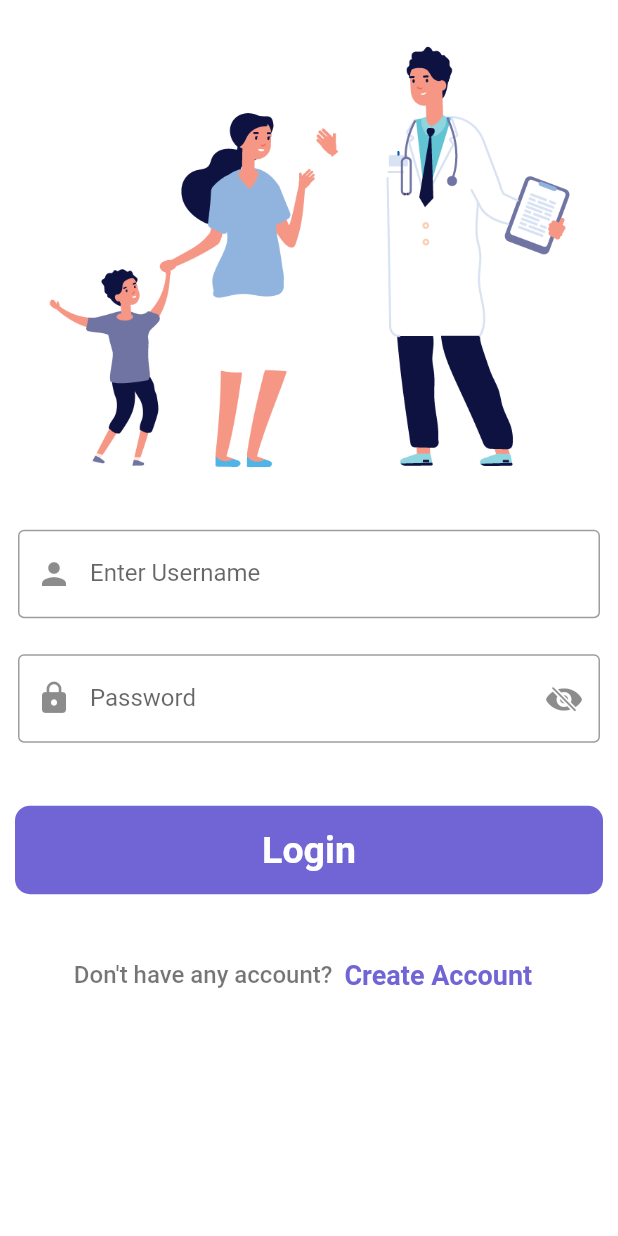
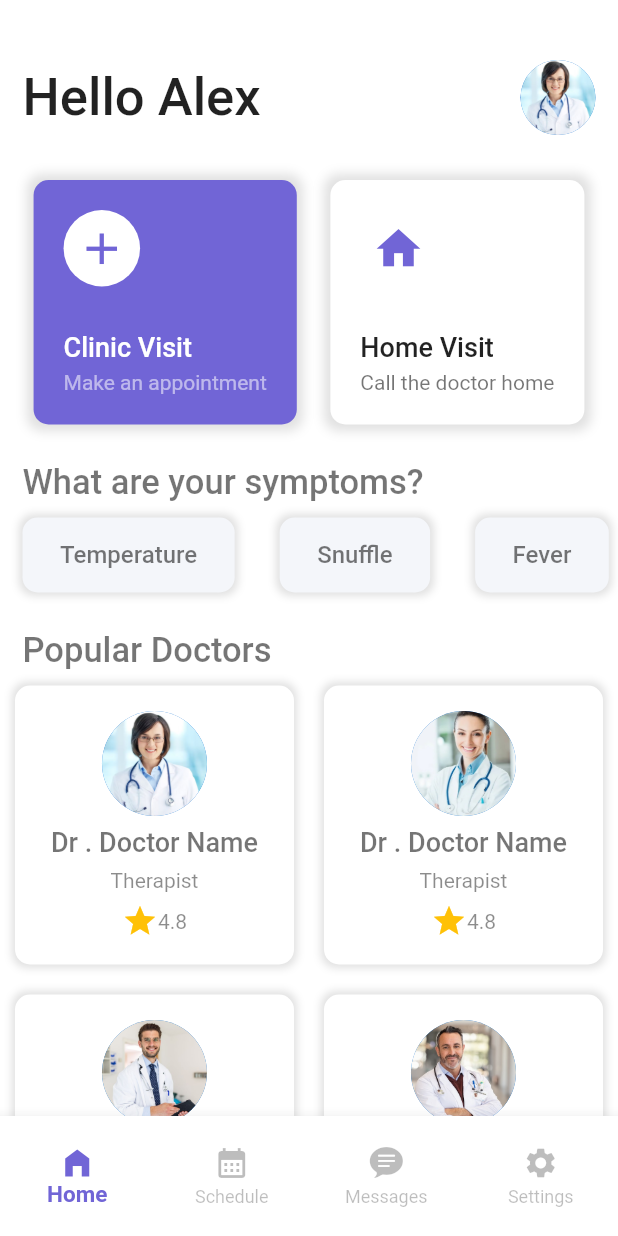
Before and after one commit to Mohamed-Oulkadi/mydoc, a Flutter app: the screen it shows after launch, after a tap on "Get Started", on a phone screen of 412 x 824 dp. Run offline on Flutter 3.47's test engine with Material 2 defaults, Android fonts, the light colour scheme and no system bars.

Commit message:
added home and doctor infos

```diff
--- a/lib/main.dart
+++ b/lib/main.dart
@@ -1,5 +1,7 @@
 import 'package:flutter/material.dart';
+import 'package:mydoc/screens/home_screen.dart';
 import 'package:mydoc/screens/welcome_screen.dart';
+import 'package:mydoc/widgets/navbar_roots.dart';
 
 void main() {
   runApp( MyApp());
--- /dev/null
+++ b/lib/screens/home_screen.dart
@@ -0,0 +1,283 @@
+import 'package:flutter/material.dart';
+import 'package:mydoc/screens/appointment_screen.dart';
+
+class HomeScreen extends StatelessWidget {
+  List Symptoms = [
+    "Temperature",
+    "Snuffle",
+    "Fever",
+    "Caugh",
+    "Cold",
+  ];
+
+  List imgs = [
+    "doctor1.jpg",
+    "doctor2.jpg",
+    "doctor3.jpg",
+    "doctor4.jpg",
+  ];
+
+  @override
+  Widget build(BuildContext context) {
+    return SingleChildScrollView(
+        padding: EdgeInsets.only(top: 40),
+        child: Column(
+          crossAxisAlignment: CrossAxisAlignment.start,
+          children: [
+            Padding(
+              padding: EdgeInsets.symmetric(horizontal: 15),
+              child: Row(
+                mainAxisAlignment: MainAxisAlignment.spaceBetween,
+                children: [
+                  Text(
+                    "Hello Alex",
+                    style: TextStyle(
+                      fontSize: 35,
+                      fontWeight: FontWeight.w500,
+                    ),
+                  ),
+                  CircleAvatar(
+                    radius: 25,
+                    backgroundImage: AssetImage("images/doctor1.jpg"),
+                  )
+                ],
+              ),
+            ),
+            SizedBox(height: 30),
+            Row(
+              mainAxisAlignment: MainAxisAlignment.spaceEvenly,
+              children: [
+                InkWell(
+                  onTap: () {},
+                  child: Container(
+                    padding: EdgeInsets.all(20),
+                    decoration: BoxDecoration(
+                        color: Color(0xFF7165D6),
+                        borderRadius: BorderRadius.circular(10),
+                        boxShadow: [
+                          BoxShadow(
+                            color: Colors.black12,
+                            blurRadius: 6,
+                            spreadRadius: 4,
+                          )
+                        ]),
+                    child: Column(
+                      crossAxisAlignment: CrossAxisAlignment.start,
+                      children: [
+                        Container(
+                          padding: EdgeInsets.all(8),
+                          decoration: BoxDecoration(
+                            color: Colors.white,
+                            shape: BoxShape.circle,
+                          ),
+                          child: Icon(
+                            Icons.add,
+                            color: Color(0xFF7165D6),
+                            size: 35,
+                          ),
+                        ),
+                        SizedBox(height: 30),
+                        Text(
+                          "Clinic Visit",
+                          style: TextStyle(
+                            fontSize: 18,
+                            color: Colors.white,
+                            fontWeight: FontWeight.w500,
+                          ),
+                        ),
+                        SizedBox(height: 5),
+                        Text(
+                          "Make an appointment",
+                          style: TextStyle(
+                            color: Colors.white54,
+                          ),
+                        )
+                      ],
+                    ),
+                  ),
+                ),
+                InkWell(
+                  onTap: () {},
+                  child: Container(
+                    padding: EdgeInsets.all(20),
+                    decoration: BoxDecoration(
+                        color: Colors.white,
+                        borderRadius: BorderRadius.circular(10),
+                        boxShadow: [
+                          BoxShadow(
+                            color: Colors.black12,
+                            blurRadius: 6,
+                            spreadRadius: 4,
+                          )
+                        ]),
+                    child: Column(
+                      crossAxisAlignment: CrossAxisAlignment.start,
+                      children: [
+                        Container(
+                          padding: EdgeInsets.all(8),
+                          decoration: BoxDecoration(
+                            color: Colors.white,
+                            shape: BoxShape.circle,
+                          ),
+                          child: Icon(
+                            Icons.home,
+                            color: Color(0xFF7165D6),
+                            size: 35,
+                          ),
+                        ),
+                        SizedBox(height: 30),
+                        Text(
+                          "Home Visit",
+                          style: TextStyle(
+                            fontSize: 18,
+                            //color: Colors.black,
+                            fontWeight: FontWeight.w500,
+                          ),
+                        ),
+                        SizedBox(height: 5),
+                        Text(
+                          "Call the doctor home",
+                          style: TextStyle(
+                            color: Colors.black54,
+                          ),
+                        )
+                      ],
+                    ),
+                  ),
+                ),
+              ],
+            ),
+            SizedBox(height: 25),
+            Padding(
+              padding: EdgeInsets.only(left: 15),
+              child: Text(
+                "What are your symptoms?",
+                style: TextStyle(
+                  fontSize: 23,
+                  fontWeight: FontWeight.w500,
+                  color: Colors.black54,
+                ),
+              ),
+            ),
+            SizedBox(
+              height: 70,
+              child: ListView.builder(
+                shrinkWrap: true,
+                scrollDirection: Axis.horizontal,
+                itemCount: Symptoms.length,
+                itemBuilder: (context, index) {
+                  return Container(
+                    margin: EdgeInsets.symmetric(vertical: 10, horizontal: 15),
+                    padding: EdgeInsets.symmetric(horizontal: 25),
+                    decoration: BoxDecoration(
+                        color: Color(0xFFF4F6FA),
+                        borderRadius: BorderRadius.circular(10),
+                        boxShadow: [
+                          BoxShadow(
+                            color: Colors.black12,
+                            blurRadius: 4,
+                            spreadRadius: 2,
+                          )
+                        ]),
+                    child: Center(
+                      child: Text(
+                        Symptoms[index],
+                        style: TextStyle(
+                          fontSize: 16,
+                          fontWeight: FontWeight.w500,
+                          color: Colors.black54,
+                        ),
+                      ),
+                    ),
+                  );
+                },
+              ),
+            ),
+            SizedBox(height: 15),
+            Padding(
+              padding: EdgeInsets.only(left: 15),
+              child: Text(
+                "Popular Doctors",
+                style: TextStyle(
+                  fontSize: 23,
+                  fontWeight: FontWeight.w500,
+                  color: Colors.black54,
+                ),
+              ),
+            ),
+            GridView.builder(
+              gridDelegate: SliverGridDelegateWithFixedCrossAxisCount(
+                crossAxisCount: 2,
+              ),
+              itemCount: 4,
+              shrinkWrap: true,
+              physics: NeverScrollableScrollPhysics(),
+              itemBuilder: (context, index) {
+                return InkWell(
+                  onTap: () {
+                    Navigator.push(
+                        context,
+                        MaterialPageRoute(
+                            builder: (context) => AppointmentScreen(),
+                            ));
+                  },
+                  child: Container(
+                    margin: EdgeInsets.all(10),
+                    padding: EdgeInsets.symmetric(vertical: 10),
+                    decoration: BoxDecoration(
+                        color: Colors.white,
+                        borderRadius: BorderRadius.circular(10),
+                        boxShadow: [
+                          BoxShadow(
+                            color: Colors.black12,
+                            blurRadius: 4,
+                            spreadRadius: 2,
+                          )
+                        ]),
+                    child: Column(
+                      mainAxisAlignment: MainAxisAlignment.spaceEvenly,
+                      children: [
+                        CircleAvatar(
+                          radius: 35,
+                          backgroundImage: AssetImage("images/${imgs[index]}"),
+                        ),
+                        Text(
+                          "Dr . Doctor Name",
+                          style: TextStyle(
+                            fontSize: 18,
+                            fontWeight: FontWeight.w500,
+                            color: Colors.black54,
+                          ),
+                        ),
+                        Text(
+                          "Therapist",
+                          style: TextStyle(
+                            color: Colors.black45,
+                          ),
+                        ),
+                        Row(
+                          mainAxisSize: MainAxisSize.min,
+                          mainAxisAlignment: MainAxisAlignment.center,
+                          children: [
+                            Icon(
+                              Icons.star,
+                              color: Colors.amber,
+                            ),
+                            Text(
+                              "4.8",
+                              style: TextStyle(
+                                color: Colors.black45,
+                              ),
+                            )
+                          ],
+                        )
+                      ],
+                    ),
+                  ),
+                );
+              },
+            ),
+          ],
+        ));
+  }
+}
--- a/lib/screens/welcome_screen.dart
+++ b/lib/screens/welcome_screen.dart
@@ -1,5 +1,7 @@
 import 'package:flutter/material.dart';
 import 'package:mydoc/screens/auth/login_screen.dart';
+
+import '../widgets/navbar_roots.dart';
 
 class WelcomeScreen extends StatelessWidget {
   @override
@@ -45,7 +47,7 @@ class WelcomeScreen extends StatelessWidget {
                     onTap:() {
                       Navigator.push(context,
                        MaterialPageRoute(
-                        builder: (context) =>LoginScreen(),
+                        builder: (context) =>NavBarRoots(),
                       ));
                     },
                     child: Padding(padding: EdgeInsets.symmetric(vertical: 15,horizontal: 40),
--- /dev/null
+++ b/lib/widgets/navbar_roots.dart
@@ -0,0 +1,58 @@
+import 'package:flutter/cupertino.dart';
+import 'package:flutter/material.dart';
+import 'package:mydoc/screens/home_screen.dart';
+
+class NavBarRoots extends StatefulWidget {
+  @override
+  State<NavBarRoots> createState() => _NavBarRootsState();
+}
+
+class _NavBarRootsState extends State<NavBarRoots> {
+  int _selectedIndex = 0;
+  final _screens = [
+    HomeScreen(),
+    Container(),
+    Container(),
+    Container(),
+  ];
+
+
+@override
+Widget build(BuildContext context) {
+  return Scaffold(
+    backgroundColor: Colors.white,
+    body: _screens[_selectedIndex],
+    bottomNavigationBar: Container(
+      height: 80,
+      child: BottomNavigationBar(
+        backgroundColor: Colors.white,
+        type: BottomNavigationBarType.fixed,
+        selectedItemColor: Color(0xFF7165D6),
+        unselectedItemColor : Colors.black26,
+        selectedLabelStyle:
+            TextStyle(fontWeight: FontWeight.bold, fontSize: 15),
+        currentIndex: _selectedIndex,
+        onTap: (index) {
+          setState(() {
+            _selectedIndex = index;
+          });
+        },
+        items: [
+          BottomNavigationBarItem(icon: Icon(Icons.home_filled),
+          label: "Home",
+          ),
+          BottomNavigationBarItem(icon: Icon(Icons.calendar_month),
+          label: "Schedule",
+          ),
+          BottomNavigationBarItem(icon: Icon(CupertinoIcons.chat_bubble_text_fill),
+          label: "Messages",
+          ),
+          BottomNavigationBarItem(icon: Icon(Icons.settings),
+          label: "Settings",
+          ),
+        ],
+      ),
+    ),
+  );
+}
+}
```
Also changed, not shown: lib/screens/appointment_screen.dart (added, +365 -0 lines), images/doctor1.jpg (added), images/doctor2.jpg (added), images/doctor3.jpg (added), images/doctor4.jpg (added), images/lined heart.png (added).
